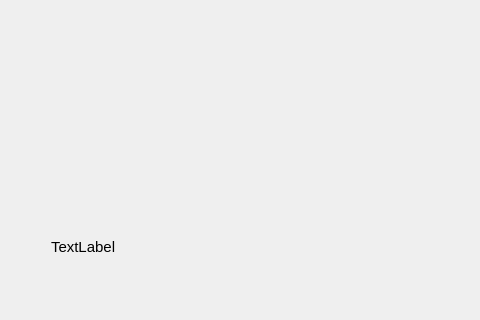
yourback/Data_Process_Show, file data_show/plotdialog.ui: the form before one commit; both pictures show x 0 to 480 and y 209 to 529 of the 598 by 529 pixel window.
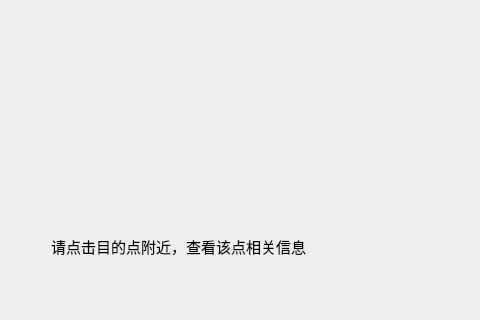
The form after the commit. Custom widgets are drawn as their Qt base class.

```diff
--- a/data_show/plotdialog.ui
+++ b/data_show/plotdialog.ui
@@ -75,7 +75,7 @@
         </font>
        </property>
        <property name="text">
-        <string>TextLabel</string>
+        <string>请点击目的点附近，查看该点相关信息</string>
        </property>
        <property name="alignment">
         <set>Qt::AlignLeading|Qt::AlignLeft|Qt::AlignVCenter</set>
```
